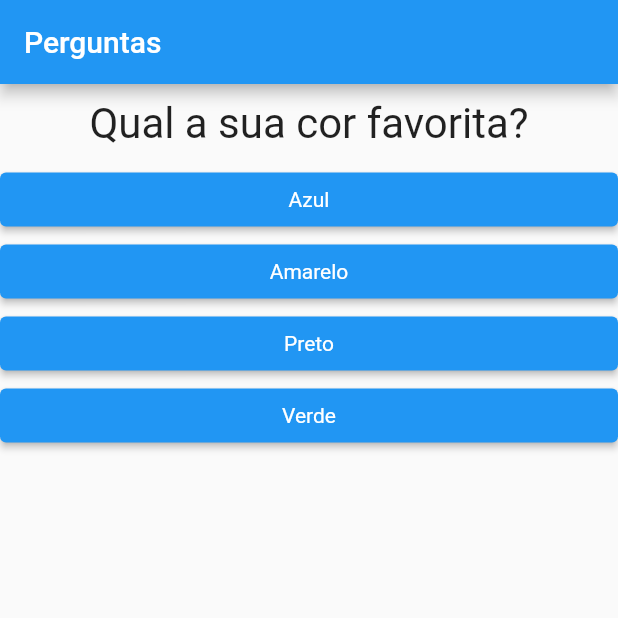
After one commit to mvocamargo/flutter-perguntas-app, a Flutter app: the screen it shows after launch, on a phone screen of 412 x 824 dp, the top half of it. The commit adds this screen. Run offline on Flutter 3.47's test engine with Material 2 defaults, Android fonts, the phone set to English and light mode, and no system bars.

Commit message:
Transform questions items into components

```diff
--- /dev/null
+++ b/lib/components/questao-chamada.dart
@@ -0,0 +1,22 @@
+import 'package:flutter/material.dart';
+
+class QuestaoChamada extends StatelessWidget {
+  final String texto;
+
+  const QuestaoChamada({Key? key, required this.texto}) : super(key: key);
+
+  @override
+  Widget build(BuildContext context) {
+    return Container(
+      width: double.infinity,
+      margin: EdgeInsets.all(10),
+      child: Text(
+        texto,
+        style: TextStyle(
+          fontSize: 28,
+        ),
+        textAlign: TextAlign.center,
+      ),
+    );
+  }
+}
--- a/lib/components/questao.dart
+++ b/lib/components/questao.dart
@@ -1,22 +1,30 @@
 import 'package:flutter/material.dart';
 
+import 'questao-chamada.dart';
+import 'questao-resposta.dart';
+
 class Questao extends StatelessWidget {
-  final String texto;
+  const Questao({
+    Key? key,
+    required this.questao,
+    required this.quandoClicado,
+  }) : super(key: key);
 
-  const Questao({Key? key, required this.texto}) : super(key: key);
+  final Map questao;
+  final void Function() quandoClicado;
 
   @override
   Widget build(BuildContext context) {
-    return Container(
-      width: double.infinity,
-      margin: EdgeInsets.all(10),
-      child: Text(
-        texto,
-        style: TextStyle(
-          fontSize: 28,
+    List<String> respostas = questao['respostas'];
+    List<Widget> widgets =
+        respostas.map((t) => QuestaoResposta(t, this.quandoClicado)).toList();
+    return ListBody(
+      children: [
+        QuestaoChamada(
+          texto: this.questao['texto'].toString(),
         ),
-        textAlign: TextAlign.center,
-      ),
+        ...widgets,
+      ],
     );
   }
 }
--- /dev/null
+++ b/lib/components/questionario.dart
@@ -0,0 +1,28 @@
+import 'package:flutter/material.dart';
+
+import 'questao.dart';
+
+class Questionario extends StatelessWidget {
+  const Questionario({
+    Key? key,
+    required this.perguntas,
+    required this.perguntaSelecionada,
+    required this.quandoClicado,
+  }) : super(key: key);
+
+  final List<Map<String, Object>> perguntas;
+  final int perguntaSelecionada;
+  final void Function() quandoClicado;
+
+  @override
+  Widget build(BuildContext context) {
+    return Column(
+      children: [
+        Questao(
+          questao: this.perguntas[this.perguntaSelecionada],
+          quandoClicado: this.quandoClicado,
+        )
+      ],
+    );
+  }
+}
--- /dev/null
+++ b/lib/components/resultado.dart
@@ -0,0 +1,12 @@
+import 'package:flutter/material.dart';
+
+class Resutado extends StatelessWidget {
+  const Resutado({Key? key}) : super(key: key);
+
+  @override
+  Widget build(BuildContext context) {
+    return Center(
+      child: Text('Congrats!', style: TextStyle(fontSize: 30)),
+    );
+  }
+}
--- a/lib/main.dart
+++ b/lib/main.dart
@@ -1,6 +1,9 @@
 import 'package:flutter/cupertino.dart';
 import 'package:flutter/material.dart';
+import 'package:projeto_perguntas/components/questao-chamada.dart';
 import 'package:projeto_perguntas/components/questao.dart';
+import 'package:projeto_perguntas/components/questionario.dart';
+import 'package:projeto_perguntas/components/resultado.dart';
 
 import 'components/questao-resposta.dart';
 
@@ -44,30 +47,36 @@ class _PerguntaAppState extends State<PerguntaApp> {
 
   @override
   Widget build(BuildContext context) {
-    List<String> respostas = temPerguntaSelecionada
-        ? _perguntas[_perguntaSelecionada].cast()['respostas']
-        : [];
-    List<Widget> widgets =
-        respostas.map((t) => QuestaoResposta(t, _responder)).toList();
+    // return MaterialApp(
+    //   home: Scaffold(
+    //       appBar: AppBar(
+    //         title: Text('Perguntas'),
+    //       ),
+    //       body: temPerguntaSelecionada
+    //           ? Column(
+    //               children: [
+    //                 QuestaoChamada(
+    //                   texto:
+    //                       _perguntas[_perguntaSelecionada]['texto'].toString(),
+    //                 ),
+    //                 ...widgets,
+    //               ],
+    //             )
+    //           : Resutado()),
+    // );
 
     return MaterialApp(
       home: Scaffold(
-        appBar: AppBar(
-          title: Text('Perguntas'),
-        ),
-        body: temPerguntaSelecionada
-            ? Column(
-                children: [
-                  Questao(
-                    texto: _perguntas[_perguntaSelecionada]['texto'].toString(),
-                  ),
-                  ...widgets,
-                ],
-              )
-            : Center(
-                child: Text('Congrats!', style: TextStyle(fontSize: 30)),
-              ),
-      ),
+          appBar: AppBar(
+            title: Text('Perguntas'),
+          ),
+          body: temPerguntaSelecionada
+              ? Questionario(
+                  perguntas: _perguntas,
+                  perguntaSelecionada: _perguntaSelecionada,
+                  quandoClicado: _responder,
+                )
+              : Resutado()),
     );
   }
 }
```
